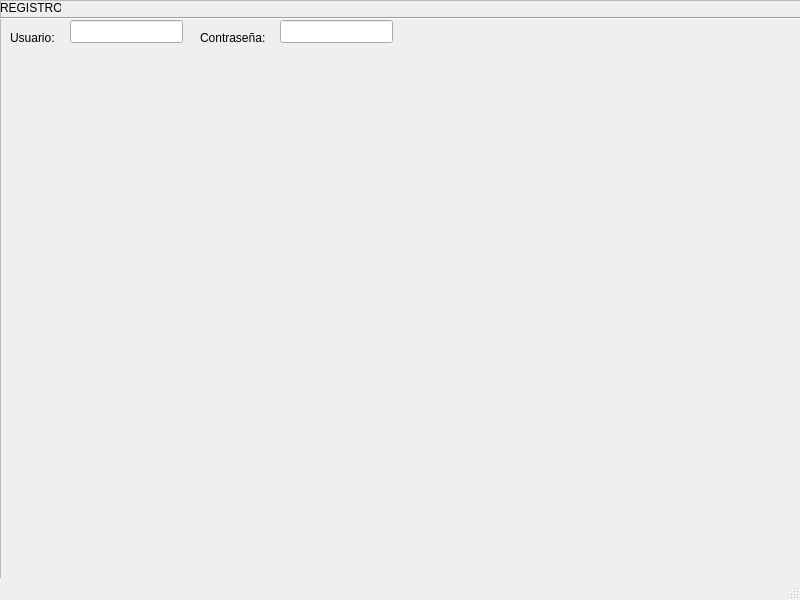
The window that interfaz_grafica.ui (JorgeArguello1999/Gestor_Productos) describes before a commit, drawn with Qt 5.
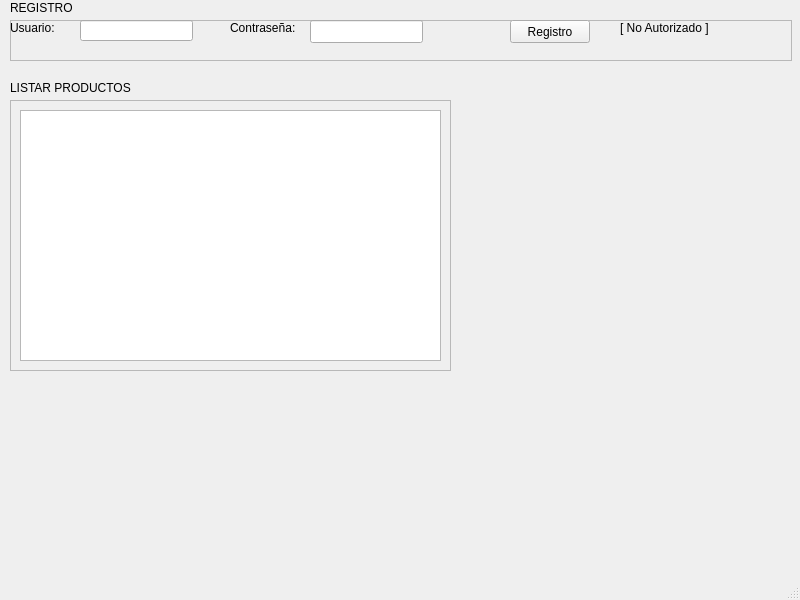
The same window after the commit.

Commit message: Se termina el sistema de Login en la aplicación en la parte GUI de la aplicación

Diff of the .ui file:
```diff
--- a/interfaz_grafica.ui
+++ b/interfaz_grafica.ui
@@ -17,10 +17,10 @@
    <widget class="QFrame" name="frame">
     <property name="geometry">
      <rect>
-      <x>0</x>
-      <y>0</y>
-      <width>801</width>
-      <height>601</height>
+      <x>10</x>
+      <y>20</y>
+      <width>782</width>
+      <height>41</height>
      </rect>
     </property>
     <property name="frameShape">
@@ -29,60 +29,47 @@
     <property name="frameShadow">
      <enum>QFrame::Raised</enum>
     </property>
-    <widget class="Line" name="line">
-     <property name="geometry">
-      <rect>
-       <x>0</x>
-       <y>10</y>
-       <width>801</width>
-       <height>16</height>
-      </rect>
-     </property>
-     <property name="orientation">
-      <enum>Qt::Horizontal</enum>
-     </property>
-    </widget>
     <widget class="QLabel" name="label">
      <property name="geometry">
       <rect>
-       <x>10</x>
-       <y>30</y>
-       <width>57</width>
-       <height>15</height>
+       <x>0</x>
+       <y>0</y>
+       <width>71</width>
+       <height>16</height>
       </rect>
      </property>
      <property name="text">
       <string>Usuario:</string>
      </property>
     </widget>
-    <widget class="QLabel" name="label_2">
-     <property name="geometry">
-      <rect>
-       <x>0</x>
-       <y>0</y>
-       <width>61</width>
-       <height>16</height>
-      </rect>
-     </property>
-     <property name="text">
-      <string>REGISTRO</string>
-     </property>
-    </widget>
-    <widget class="QLineEdit" name="lineEdit">
+    <widget class="QLineEdit" name="entrada_usuario">
      <property name="geometry">
       <rect>
        <x>70</x>
-       <y>20</y>
+       <y>0</y>
        <width>113</width>
+       <height>21</height>
+      </rect>
+     </property>
+    </widget>
+    <widget class="QPushButton" name="boton_registro">
+     <property name="geometry">
+      <rect>
+       <x>500</x>
+       <y>0</y>
+       <width>80</width>
        <height>23</height>
       </rect>
      </property>
+     <property name="text">
+      <string>Registro</string>
+     </property>
     </widget>
-    <widget class="QLabel" name="label_3">
+    <widget class="QLabel" name="label_2">
      <property name="geometry">
       <rect>
-       <x>200</x>
-       <y>30</y>
+       <x>220</x>
+       <y>0</y>
        <width>81</width>
        <height>16</height>
       </rect>
@@ -94,14 +81,95 @@
     <widget class="QLineEdit" name="lineEdit_2">
      <property name="geometry">
       <rect>
-       <x>280</x>
-       <y>20</y>
+       <x>300</x>
+       <y>0</y>
        <width>113</width>
        <height>23</height>
       </rect>
      </property>
+     <property name="echoMode">
+      <enum>QLineEdit::Password</enum>
+     </property>
+     <property name="readOnly">
+      <bool>false</bool>
+     </property>
     </widget>
+    <widget class="QLabel" name="comprobador">
+     <property name="geometry">
+      <rect>
+       <x>610</x>
+       <y>0</y>
+       <width>111</width>
+       <height>16</height>
+      </rect>
+     </property>
+     <property name="text">
+      <string>[ No Autorizado ]</string>
+     </property>
+    </widget>
    </widget>
+   <widget class="QLabel" name="label_4">
+    <property name="geometry">
+     <rect>
+      <x>10</x>
+      <y>0</y>
+      <width>81</width>
+      <height>16</height>
+     </rect>
+    </property>
+    <property name="text">
+     <string>REGISTRO</string>
+    </property>
+   </widget>
+   <widget class="QFrame" name="Listar">
+    <property name="geometry">
+     <rect>
+      <x>10</x>
+      <y>100</y>
+      <width>441</width>
+      <height>271</height>
+     </rect>
+    </property>
+    <property name="frameShape">
+     <enum>QFrame::StyledPanel</enum>
+    </property>
+    <property name="frameShadow">
+     <enum>QFrame::Raised</enum>
+    </property>
+    <widget class="QTableView" name="tableView">
+     <property name="geometry">
+      <rect>
+       <x>10</x>
+       <y>10</y>
+       <width>421</width>
+       <height>251</height>
+      </rect>
+     </property>
+    </widget>
+   </widget>
+   <widget class="QLabel" name="label_3">
+    <property name="geometry">
+     <rect>
+      <x>10</x>
+      <y>80</y>
+      <width>131</width>
+      <height>16</height>
+     </rect>
+    </property>
+    <property name="text">
+     <string>LISTAR PRODUCTOS</string>
+    </property>
+   </widget>
+  </widget>
+  <widget class="QMenuBar" name="menubar">
+   <property name="geometry">
+    <rect>
+     <x>0</x>
+     <y>0</y>
+     <width>800</width>
+     <height>20</height>
+    </rect>
+   </property>
   </widget>
   <widget class="QStatusBar" name="statusbar"/>
  </widget>
```
Left out of the diff: 4 changed lines with no effect on the pictures. The commit also changes 1 other file.
